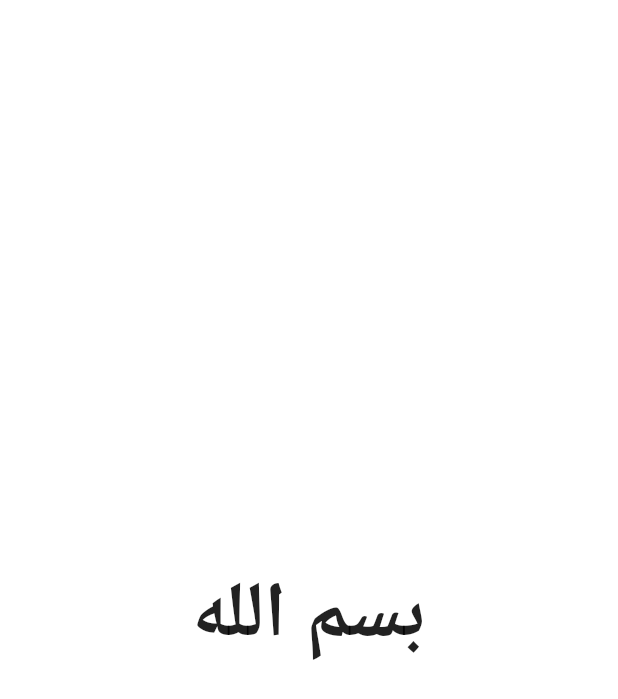
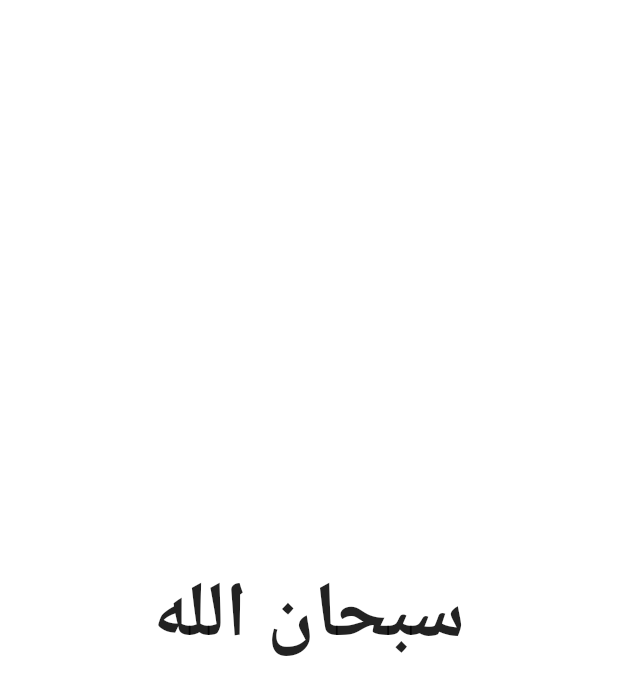
Before and after one commit to montaga01/alrafeeg-chat, a Flutter app: the screen it shows after launch, on a phone screen of 412 x 824 dp. Shown: the top 699 px of the screen. Run offline on Flutter 3.47's test engine with Material 3 defaults, Android fonts, the phone set to English and light mode, and no system bars.

Commit message:
عمل باتش تحديث هوئي الحمد لله النسخة الاصلية تمت

```diff
--- a/lib/main.dart
+++ b/lib/main.dart
@@ -15,7 +15,7 @@ class MyApp extends StatelessWidget {
         backgroundColor: Colors.white,
         body: Center(
           child: Text(
-            'بسم الله',
+            'سبحان الله',
             style: const TextStyle(
               fontSize: 52,
               fontWeight: FontWeight.bold,
```
Also changed, not shown: 1 other file.
